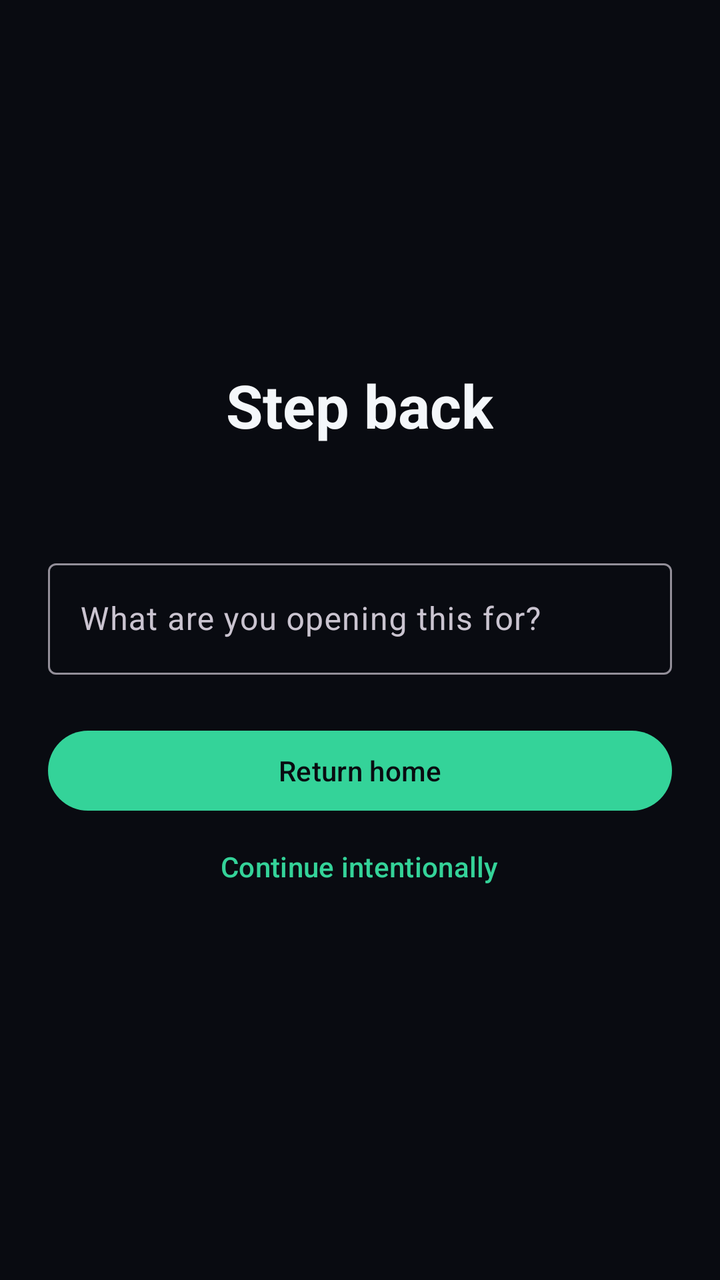
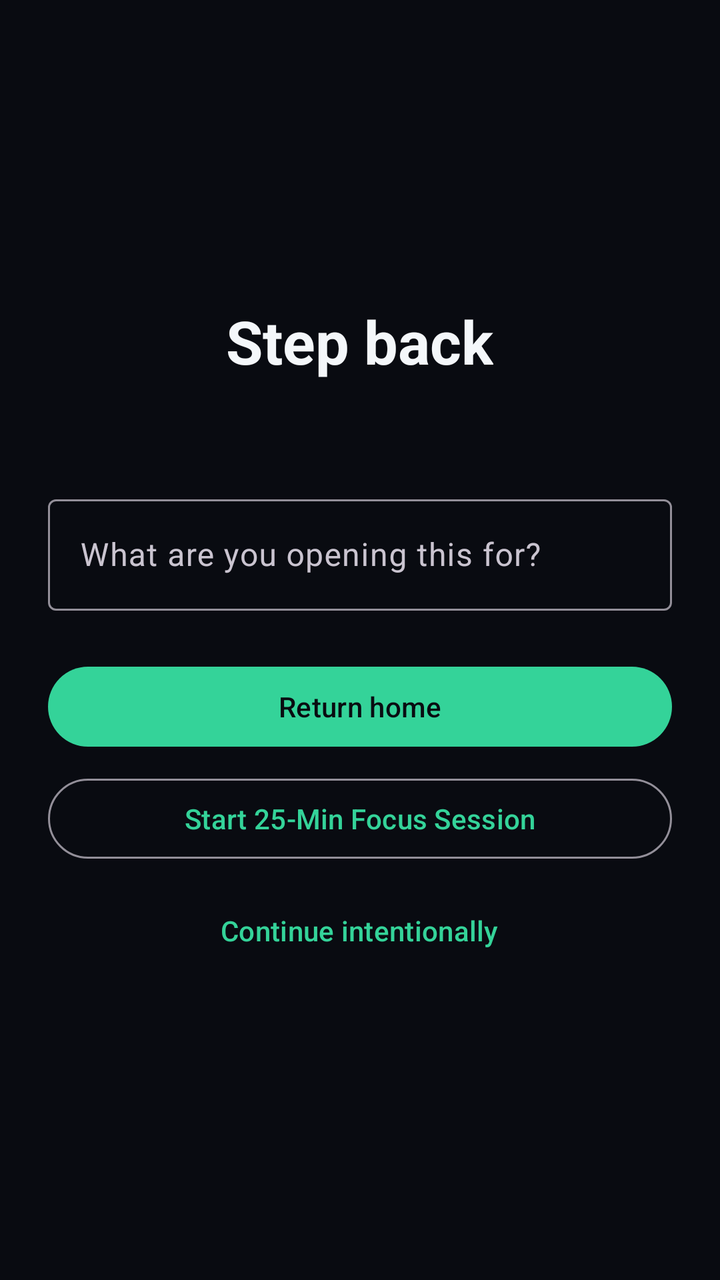

Before-and-after screenshots of an Android layout around one commit, followed by the original layout XML and the change that was made.
<!-- AndroidManifest.xml: application theme Theme.Prottasha -->
<!-- res/layout/view_intervention_overlay.xml -->
<?xml version="1.0" encoding="utf-8"?>
<LinearLayout xmlns:android="http://schemas.android.com/apk/res/android"
    android:layout_width="match_parent" android:layout_height="match_parent"
    android:background="@color/color_pause_scrim" android:gravity="center"
    android:orientation="vertical" android:padding="@dimen/spacing_large">
    <TextView android:layout_width="wrap_content" android:layout_height="wrap_content" android:text="@string/intervention_title" android:textColor="@color/color_text_primary" android:textSize="@dimen/text_display" android:textStyle="bold" />
    <TextView android:id="@+id/intervention_target" android:layout_width="wrap_content" android:layout_height="wrap_content" android:layout_marginTop="@dimen/spacing_small" android:textColor="@color/color_text_secondary" android:textSize="@dimen/text_body" />
    <com.google.android.material.textfield.TextInputLayout android:id="@+id/intervention_intention_layout" android:layout_width="match_parent" android:layout_height="wrap_content" android:layout_marginTop="@dimen/spacing_large" android:hint="@string/intervention_intention_hint">
        <com.google.android.material.textfield.TextInputEditText android:id="@+id/intervention_intention" android:layout_width="match_parent" android:layout_height="wrap_content" android:inputType="textCapSentences" />
    </com.google.android.material.textfield.TextInputLayout>
    <com.google.android.material.button.MaterialButton android:id="@+id/intervention_step_back" style="@style/Widget.Prottasha.Button.Pill" android:layout_width="match_parent" android:layout_height="wrap_content" android:layout_marginTop="@dimen/spacing_large" android:text="@string/intervention_step_back" />
    <com.google.android.material.button.MaterialButton android:id="@+id/intervention_continue" style="@style/Widget.Material3.Button.TextButton" android:layout_width="wrap_content" android:layout_height="wrap_content" android:text="@string/intervention_continue" />
</LinearLayout>
<!-- resources referenced by this layout -->
<resources>
  <color name="color_pause_scrim">#E6090C11</color>
  <color name="color_text_primary">#F4F7FA</color>
  <color name="color_text_secondary">#A9B3C0</color>
  <dimen name="spacing_large">24dp</dimen>
  <dimen name="spacing_small">8dp</dimen>
  <dimen name="text_body">16sp</dimen>
  <dimen name="text_display">30sp</dimen>
  <string name="intervention_continue">Continue intentionally</string>
  <string name="intervention_intention_hint">What are you opening this for?</string>
  <string name="intervention_step_back">Return home</string>
  <string name="intervention_title">Step back</string>
  <style name="Widget.Prottasha.Button.Pill" parent="Widget.Material3.Button">
          <item name="android:textColor">@color/color_on_hope</item>
          <item name="cornerRadius">@dimen/pill_button_radius</item>
          <item name="backgroundTint">@color/color_hope</item>
      </style>
  <style name="Theme.Prottasha" parent="Theme.Material3.Dark.NoActionBar">
          <item name="android:windowBackground">@color/color_background</item>
          <item name="android:colorBackground">@color/color_background</item>
          <item name="colorSurface">@color/color_surface</item>
          <item name="colorSurfaceVariant">@color/color_surface_raised</item>
          <item name="colorPrimary">@color/color_hope</item>
          <item name="colorOnPrimary">@color/color_on_hope</item>
          <item name="colorSecondary">@color/color_identity</item>
          <item name="colorOnSecondary">@color/color_on_identity</item>
          <item name="colorError">@color/color_crisis</item>
          <item name="colorOnError">@color/color_on_crisis</item>
          <item name="android:textColorPrimary">@color/color_text_primary</item>
          <item name="android:textColorSecondary">@color/color_text_secondary</item>
          <item name="android:navigationBarColor">@color/color_background</item>
          <item name="android:statusBarColor">@color/color_background</item>
          <item name="android:windowLightStatusBar">false</item>
      </style>
  <color name="color_on_hope">#090C11</color>
  <dimen name="pill_button_radius">28dp</dimen>
  <color name="color_hope">#34D399</color>
  <color name="color_background">#090C11</color>
  <color name="color_surface">#151A22</color>
  <color name="color_surface_raised">#202833</color>
  <color name="color_identity">#7C8DFF</color>
  <color name="color_on_identity">#090C11</color>
  <color name="color_crisis">#F87171</color>
  <color name="color_on_crisis">#090C11</color>
</resources>

<!-- the commit's change to res/layout/view_intervention_overlay.xml (unified diff, before → after) -->
@@ -1,13 +1,100 @@
 <?xml version="1.0" encoding="utf-8"?>
-<LinearLayout xmlns:android="http://schemas.android.com/apk/res/android"
-    android:layout_width="match_parent" android:layout_height="match_parent"
-    android:background="@color/color_pause_scrim" android:gravity="center"
-    android:orientation="vertical" android:padding="@dimen/spacing_large">
-    <TextView android:layout_width="wrap_content" android:layout_height="wrap_content" android:text="@string/intervention_title" android:textColor="@color/color_text_primary" android:textSize="@dimen/text_display" android:textStyle="bold" />
-    <TextView android:id="@+id/intervention_target" android:layout_width="wrap_content" android:layout_height="wrap_content" android:layout_marginTop="@dimen/spacing_small" android:textColor="@color/color_text_secondary" android:textSize="@dimen/text_body" />
-    <com.google.android.material.textfield.TextInputLayout android:id="@+id/intervention_intention_layout" android:layout_width="match_parent" android:layout_height="wrap_content" android:layout_marginTop="@dimen/spacing_large" android:hint="@string/intervention_intention_hint">
-        <com.google.android.material.textfield.TextInputEditText android:id="@+id/intervention_intention" android:layout_width="match_parent" android:layout_height="wrap_content" android:inputType="textCapSentences" />
-    </com.google.android.material.textfield.TextInputLayout>
-    <com.google.android.material.button.MaterialButton android:id="@+id/intervention_step_back" style="@style/Widget.Prottasha.Button.Pill" android:layout_width="match_parent" android:layout_height="wrap_content" android:layout_marginTop="@dimen/spacing_large" android:text="@string/intervention_step_back" />
-    <com.google.android.material.button.MaterialButton android:id="@+id/intervention_continue" style="@style/Widget.Material3.Button.TextButton" android:layout_width="wrap_content" android:layout_height="wrap_content" android:text="@string/intervention_continue" />
-</LinearLayout>
+<androidx.core.widget.NestedScrollView xmlns:android="http://schemas.android.com/apk/res/android"
+    xmlns:app="http://schemas.android.com/apk/res-auto"
+    android:layout_width="match_parent"
+    android:layout_height="match_parent"
+    android:background="@color/color_pause_scrim"
+    android:fillViewport="true">
+
+    <LinearLayout
+        android:layout_width="match_parent"
+        android:layout_height="wrap_content"
+        android:gravity="center"
+        android:orientation="vertical"
+        android:padding="@dimen/spacing_large">
+
+        <TextView
+            android:id="@+id/intervention_title"
+            android:layout_width="wrap_content"
+            android:layout_height="wrap_content"
+            android:text="@string/intervention_title"
+            android:textColor="@color/color_text_primary"
+            android:textSize="@dimen/text_display"
+            android:textStyle="bold" />
+
+        <TextView
+            android:id="@+id/intervention_target"
+            android:layout_width="wrap_content"
+            android:layout_height="wrap_content"
+            android:layout_marginTop="@dimen/spacing_small"
+            android:textColor="@color/color_text_secondary"
+            android:textSize="@dimen/text_body" />
+
+        
+        <TextView
+            android:id="@+id/intervention_countdown_text"
+            android:layout_width="wrap_content"
+            android:layout_height="wrap_content"
+            android:layout_marginTop="@dimen/spacing_medium"
+            android:textColor="@color/color_friction"
+            android:textSize="@dimen/text_title"
+            android:textStyle="bold"
+            android:visibility="gone" />
+
+        
+        <com.google.android.material.textfield.TextInputLayout
+            android:id="@+id/intervention_intention_layout"
+            android:layout_width="match_parent"
+            android:layout_height="wrap_content"
+            android:layout_marginTop="@dimen/spacing_large"
+            android:hint="@string/intervention_intention_hint">
+
+            <com.google.android.material.textfield.TextInputEditText
+                android:id="@+id/intervention_intention"
+                android:layout_width="match_parent"
+                android:layout_height="wrap_content"
+                android:inputType="textCapSentences" />
+        </com.google.android.material.textfield.TextInputLayout>
+
+        
+        <com.google.android.material.button.MaterialButton
+            android:id="@+id/intervention_step_back"
+            style="@style/Widget.Prottasha.Button.Pill"
+            android:layout_width="match_parent"
+            android:layout_height="wrap_content"
+            android:layout_marginTop="@dimen/spacing_large"
+            android:minHeight="@dimen/touch_target_min"
+            android:text="@string/intervention_step_back" />
+
+        
+        <com.google.android.material.button.MaterialButton
+            android:id="@+id/intervention_replacement_button"
+            style="@style/Widget.Material3.Button.OutlinedButton"
+            android:layout_width="match_parent"
+            android:layout_height="wrap_content"
+            android:layout_marginTop="@dimen/spacing_small"
+            android:minHeight="@dimen/touch_target_min"
+            android:visibility="gone" />
+
+        
+        <com.google.android.material.button.MaterialButton
+            android:id="@+id/intervention_focus_button"
+            style="@style/Widget.Material3.Button.OutlinedButton"
+            android:layout_width="match_parent"
+            android:layout_height="wrap_content"
+            android:layout_marginTop="@dimen/spacing_small"
+            android:minHeight="@dimen/touch_target_min"
+            android:text="Start 25-Min Focus Session" />
+
+        
+        <com.google.android.material.button.MaterialButton
+            android:id="@+id/intervention_continue"
+            style="@style/Widget.Material3.Button.TextButton"
+            android:layout_width="wrap_content"
+            android:layout_height="wrap_content"
+            android:layout_marginTop="@dimen/spacing_small"
+            android:minHeight="@dimen/touch_target_min"
+            android:text="@string/intervention_continue" />
+
+    </LinearLayout>
+</androidx.core.widget.NestedScrollView>
<!-- resource entries referenced after the edit -->
@@ -1,12 +1,16 @@
 <!-- resources referenced by this layout -->
 <resources>
+  <color name="color_friction">#FBBF24</color>
   <color name="color_pause_scrim">#E6090C11</color>
   <color name="color_text_primary">#F4F7FA</color>
   <color name="color_text_secondary">#A9B3C0</color>
   <dimen name="spacing_large">24dp</dimen>
+  <dimen name="spacing_medium">16dp</dimen>
   <dimen name="spacing_small">8dp</dimen>
   <dimen name="text_body">16sp</dimen>
   <dimen name="text_display">30sp</dimen>
+  <dimen name="text_title">18sp</dimen>
+  <dimen name="touch_target_min">48dp</dimen>
   <string name="intervention_continue">Continue intentionally</string>
   <string name="intervention_intention_hint">What are you opening this for?</string>
   <string name="intervention_step_back">Return home</string>
